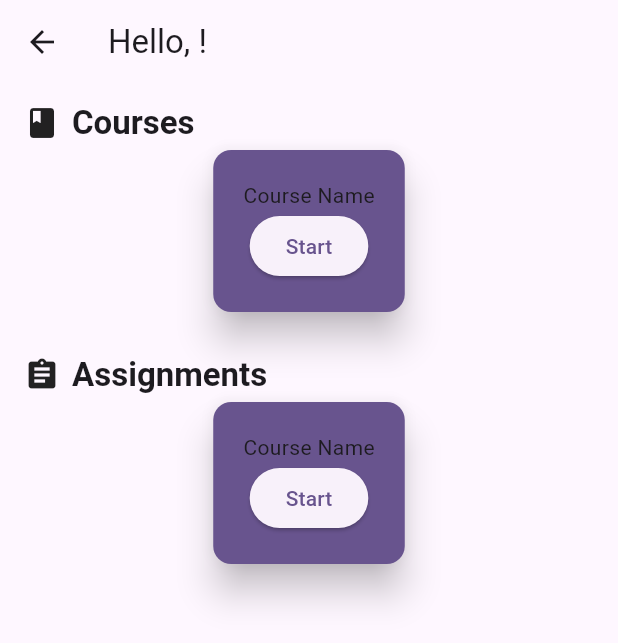
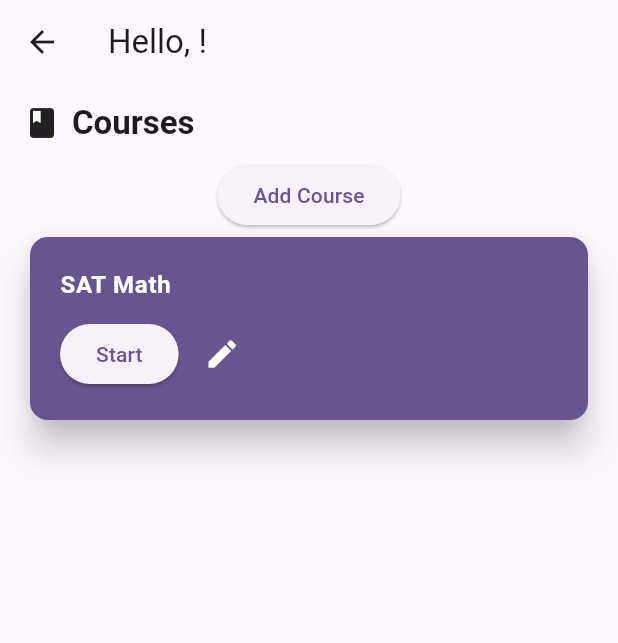
Before and after one commit to NagaSarayuPeddi/Education_App, a Flutter app: the HomePage screen opened directly, on a phone screen of 412 x 824 dp. Shown: the top 643 px of the screen. Run offline on Flutter 3.47's test engine with Material 3 defaults, Android fonts, the phone set to English and light mode, and no system bars.

Commit message:
Update main.dart

```diff
--- a/lib/main.dart
+++ b/lib/main.dart
@@ -67,60 +67,153 @@ class _LoginPageState extends State<LoginPage> {
 }
 
 class HomePage extends StatelessWidget {
-  final List<String> sections = ['Courses', 'Assignments'];
-  final List<IconData> icons = [Icons.book, Icons.assignment];
+  //final List<String> sections = ['Courses', 'Assignments'];
+  //final List<IconData> icons = [Icons.book, Icons.assignment];
 
   @override
   Widget build(BuildContext context) {
     final theme = Theme.of(context);
     return Scaffold(
       appBar: AppBar(title: Text('Hello, ${MyApp.userName}!')),
-      body: ListView.builder(
-        itemCount: sections.length,
-        itemBuilder: (context, index) {
-          return Padding(
+      body: SingleChildScrollView(
+        child: Padding(
               padding: const EdgeInsets.symmetric(horizontal: 16.0, vertical: 12.0),
               child: Column(
                 children: [
                   Row(children: [
-                  Icon(icons[index]),
+                    Icon(Icons.book),
                     SizedBox(width:8),
-                  Text(sections[index], style: theme.textTheme.titleLarge?.copyWith(fontWeight: FontWeight.bold,)
+                    Text("Courses", style: theme.textTheme.titleLarge?.copyWith(fontWeight: FontWeight.bold,)
                     ),
                   ],),
-                Course(),
+                  SizedBox(height: 10,),
+                  Courses(),
+                  //ElevatedButton(onPressed: onPressed, child: child)
                 ],
               ),
-          );
-        },
             ),
+      )
+
     );
   }
 }
 
-class Course extends StatelessWidget {
-  const Course({super.key});
+class Courses extends StatefulWidget{
+  const Courses({super.key});
+  @override
+  State<Courses> createState() => _CoursesState();
+}
+
+class _CoursesState extends State<Courses> {
+  List<Course> courses = [Course(courseName: "SAT Math",)];
+
+  void _addCourse(){
+    setState(() {
+      courses.add(Course(courseName: "Course ${courses.length + 1}",));
+    });
+  }
+
+  @override
+  Widget build(BuildContext context) {
+    return Column(
+      children: [
+        ElevatedButton(
+          onPressed: _addCourse,
+          child: Text('Add Course'),
+        ),
+        SizedBox(
+          height: 300,
+          child: ListView.builder(
+            itemCount: courses.length,
+            itemBuilder: (context, index) {
+              return courses[index];
+            },
+          ),
+        ),
+      ],
+    );
+  }
+}
+
+class Course extends StatefulWidget {
+  String courseName;
+
+  Course({Key? key, required this.courseName}) : super(key: key);
+
+  @override
+  State<Course> createState() => _CourseState();
+}
+
+class _CourseState extends State<Course> {
+  //var courseName = "Course Name";
+
+  void showInputDialog(BuildContext context) {
+    final controller = TextEditingController();
+
+    showDialog(
+      context: context,
+      builder: (context) => AlertDialog(
+        title: Text('Change Name'),
+        content: TextField(
+          controller: controller,
+          decoration: InputDecoration(hintText: 'Enter new course name'),
+        ),
+        actions: [
+          TextButton(
+            onPressed: () => Navigator.pop(context), // Close dialog
+            child: Text('Cancel'),
+          ),
+          TextButton(
+            onPressed: () {
+              setState(() {
+                widget.courseName = controller.text;
+              });
+              Navigator.pop(context); // Close dialog
+            },
+            child: Text('Submit'),
+          ),
+        ],
+      ),
+    );
+  }
+
 
   @override
   Widget build(BuildContext context) {
     final theme = Theme.of(context);
 
-    return Card(
+    return SizedBox(
+      width: double.infinity,
+      child: Card(
         color: theme.colorScheme.primary,
         elevation: 10,
         child: Padding(
           padding: const EdgeInsets.all(20),
           //child: Text(pair.asLowerCase, style: style, semanticsLabel: pair.asPascalCase,),
           child: Column(
+            crossAxisAlignment: CrossAxisAlignment.start,
             children: [
-            Text('Course Name', style: theme.textTheme.bodyMedium),
+              Text(
+                widget.courseName,
+                style: theme.textTheme.bodyLarge?.copyWith(
+                  color: theme.colorScheme.onPrimary,
+                  fontWeight: FontWeight.bold),),
+              SizedBox(height:10),
+              Row(
+                children: [
                   ElevatedButton(
                     onPressed: () {print('Start button pressed — function not implemented yet');},
-              child: Text('Start'),
+                    child:
+                      Text('Start'),
+                  ),
+                  SizedBox(width:5),
+                  IconButton(onPressed: () => showInputDialog(context), icon: Icon(Icons.edit, color: theme.colorScheme.onPrimary,))
+                ],
               )
             ],
           )
         ),
+      ),
     );
   }
 }
```
Lines whose indentation alone changed are shown as unchanged.
